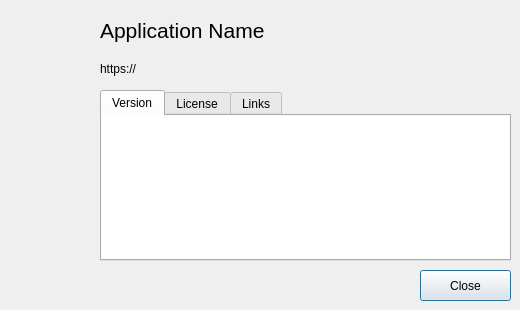
First picture: the form in data/qt/about.ui, repository polychromatic/polychromatic, before the edit.
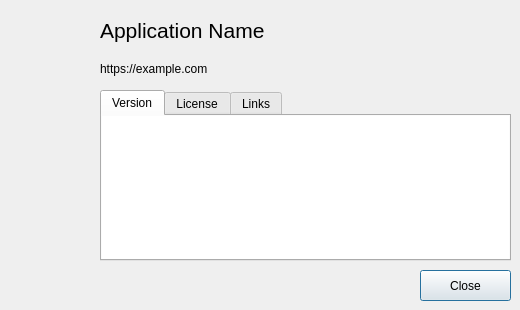
Second picture: the form after the edit. Icons and pictures are not drawn.

```diff
--- a/data/qt/about.ui
+++ b/data/qt/about.ui
@@ -236,7 +236,7 @@
     <cursorShape>PointingHandCursor</cursorShape>
    </property>
    <property name="text">
-    <string>https://</string>
+    <string notr="true">https://example.com</string>
    </property>
   </widget>
  </widget>
```
Left out of the diff: 13 changed lines with no effect on the pictures.
